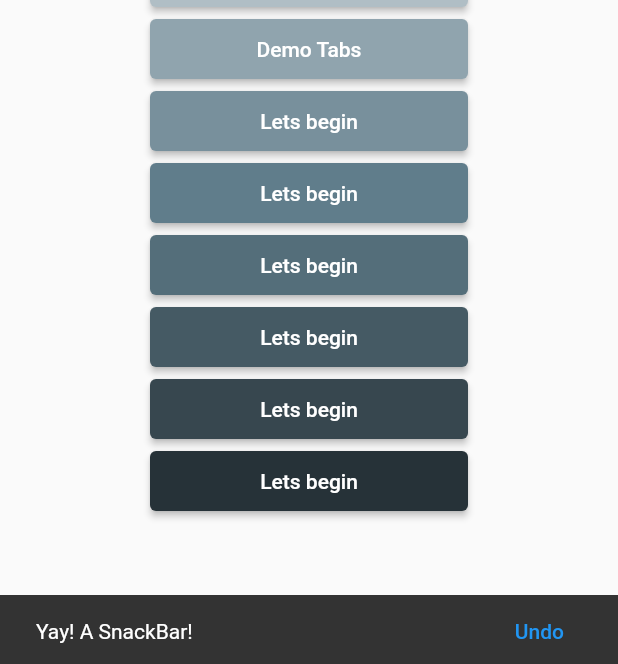
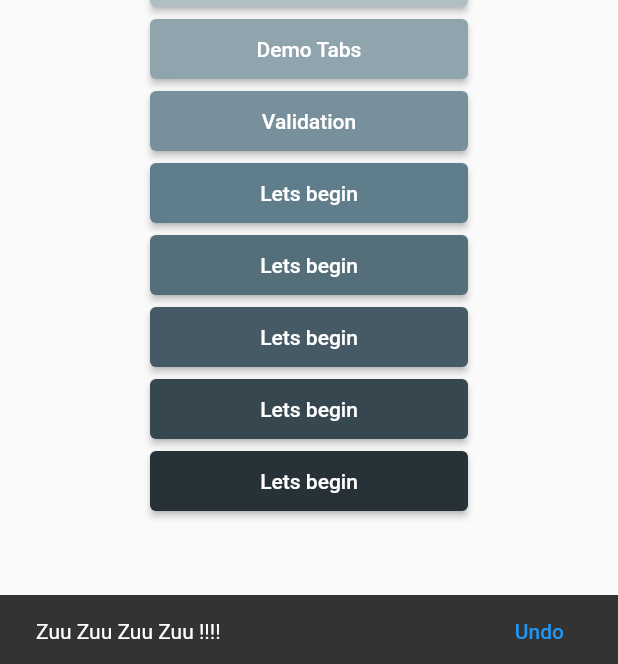
Before and after one commit to sanith-m-s/cookbooks2, a Flutter app: the screen it shows after launch, scrolled down 112 dp, after a tap on "Show Snackbar", on a phone screen of 412 x 824 dp. Shown: the part 569-1233 px from the top of the screen. Run offline on Flutter 3.47's test engine with Material 2 defaults, Android fonts, the phone set to English and light mode, and no system bars; network calls fail.

Commit message:
validation page

```diff
--- a/lib/TabsDemo.dart
+++ b/lib/TabsDemo.dart
@@ -13,7 +13,7 @@ class TabBarDemo extends StatelessWidget {
       home: DefaultTabController(
         length: 3,
         child: Scaffold(
-          appBar: AppBar(
+          appBar: AppBar(backgroundColor: Colors.black45,
             bottom: const TabBar(
               tabs: [
                 Tab(icon: Icon(Icons.directions_car)),
--- a/lib/customFont.dart
+++ b/lib/customFont.dart
@@ -19,7 +19,8 @@ class customFonts extends StatelessWidget {
   Widget build(BuildContext context) {
     return  Scaffold(
       // The AppBar uses the app-default Raleway font.
-      appBar: AppBar(title: const Text('Custom Fonts')),
+      appBar: AppBar(backgroundColor: Colors.black45,
+          title: const Text('Custom Fonts')),
       body: const Center(
         // This Text widget uses the RobotoMono font.
         child: Text(
--- a/lib/font.dart
+++ b/lib/font.dart
@@ -10,7 +10,7 @@ class _fontState extends State<font> {
   @override
   Widget build(BuildContext context) {
     return Scaffold(
-      appBar: AppBar(
+      appBar: AppBar(backgroundColor: Colors.black45,
         title: const Text('menu'),
       ),
       body: const Center(
--- a/lib/main.dart
+++ b/lib/main.dart
@@ -2,6 +2,7 @@ import 'package:cookbooks2/font.dart';
 import'package:flutter/material.dart';
 import 'package:cookbooks2/customFont.dart';
 import 'package:cookbooks2/TabsDemo.dart';
+import 'package:cookbooks2/validation.dart';
 
 void main() {
   runApp(
@@ -33,7 +34,7 @@ class Home extends StatelessWidget {
                       primary: Colors.blueGrey[100]),
                       onPressed: () {
                 final snackBar = SnackBar(
-                content: const Text('Yay! A SnackBar!'),
+                content: const Text('Zuu Zuu Zuu Zuu !!!!'),
                 action: SnackBarAction(
                 label: 'Undo',
                 onPressed: () {
@@ -76,8 +77,11 @@ class Home extends StatelessWidget {
                 ElevatedButton(
                   style: ElevatedButton.styleFrom(fixedSize: Size(200, 40),
                       primary: Colors.blueGrey[400]),
-                  child: Text("Lets begin"),
-                  onPressed: () {},
+                  child: Text("Validation"),
+                  onPressed: () {
+                    Navigator.push(context,MaterialPageRoute(builder: (context)=> const ValidationPage())
+                    );
+                  },
                 ),
                 ElevatedButton(
                   style: ElevatedButton.styleFrom(fixedSize: Size(200, 40),
@@ -123,18 +127,25 @@ class Home extends StatelessWidget {
             children: [
               const DrawerHeader(
                 decoration: BoxDecoration(
-                  color: Colors.blue,
+                  image: DecorationImage(image:NetworkImage('https://encrypted-tbn0.gstatic.com/images?q=tbn:ANd9GcTEOvGby37eHbifxyfydJHZOdMzfzthpQpYFA&usqp=CAU',),),
+                  color: Colors.black45,
                 ),
-                child: Text('Drawer Header'),
+                child: Text(''),
               ),
               ListTile(
-                title: const Text('Item 1'),
+                title: const Text('Gallery'),
                 onTap: () {
                   Navigator.pop(context);
                 },
               ),
               ListTile(
-                title: const Text('Item 2'),
+                title: const Text('Photos'),
+                onTap: () {
+                  Navigator.pop(context);
+                },
+              ),
+              ListTile(
+                title: const Text('Videos'),
                 onTap: () {
                   Navigator.pop(context);
                 },
```
Also changed, not shown: lib/validation.dart (added, +83 -0 lines).
